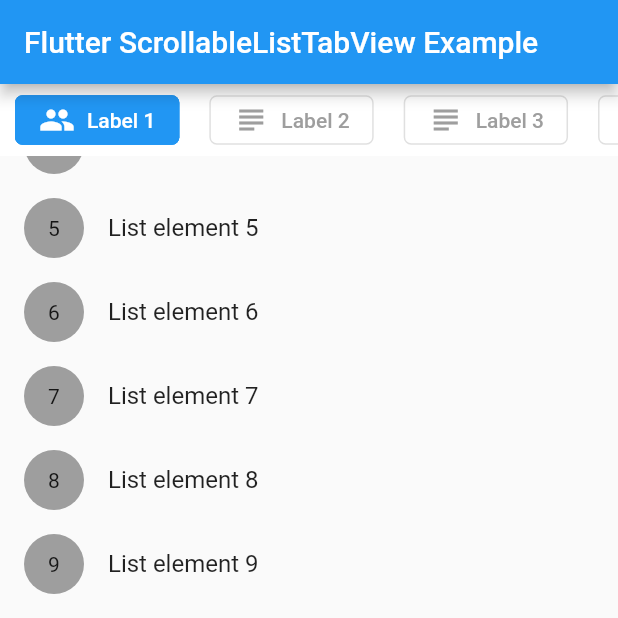
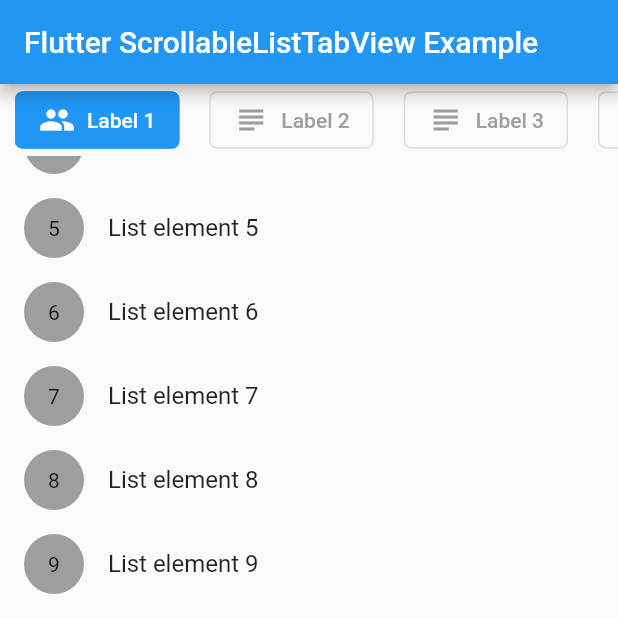
Before and after one commit to firatcetiner/scrollable_list_tabview, a Flutter app: the screen it shows after launch, scrolled down 2880 dp, on a phone screen of 412 x 824 dp, the top half of it. Run offline on Flutter 3.47's test engine with Material 2 defaults, Android fonts, the phone set to English and light mode, and no system bars; drawn by our look-alikes of scrollable_positioned_list.

Commit message:
Background color of tabs list became dynamic

```diff
--- a/lib/scrollable_list_tabview.dart
+++ b/lib/scrollable_list_tabview.dart
@@ -19,6 +19,7 @@ class ScrollableListTabView extends StatefulWidget {
   const ScrollableListTabView(
       {Key key,
       this.tabs,
+      this.tabBackgroundColor,
       this.tabHeight = kToolbarHeight,
       this.tabAnimationDuration = _kScrollDuration,
       this.bodyAnimationDuration = _kScrollDuration,
@@ -35,6 +36,9 @@ class ScrollableListTabView extends StatefulWidget {
 
   /// Height of the tab at the top of the view.
   final double tabHeight;
+
+  /// Background color of the tab at the top of the view.
+  final Color tabBackgroundColor;
 
   /// Duration of tab change animation.
   final Duration tabAnimationDuration;
@@ -72,12 +76,12 @@ class _ScrollableListTabViewState extends State<ScrollableListTabView> {
       children: [
         Container(
           height: widget.tabHeight,
-          color: Theme.of(context).cardColor,
+          color: widget.tabBackgroundColor,
           child: ScrollablePositionedList.builder(
             itemCount: widget.tabs.length,
             scrollDirection: Axis.horizontal,
             itemScrollController: _tabScrollController,
-            padding: EdgeInsets.symmetric(vertical: 2.5),
+            // padding: EdgeInsets.symmetric(vertical: 2.5),
             itemBuilder: (context, index) {
               var tab = widget.tabs[index].tab;
               return ValueListenableBuilder<int>(
```
